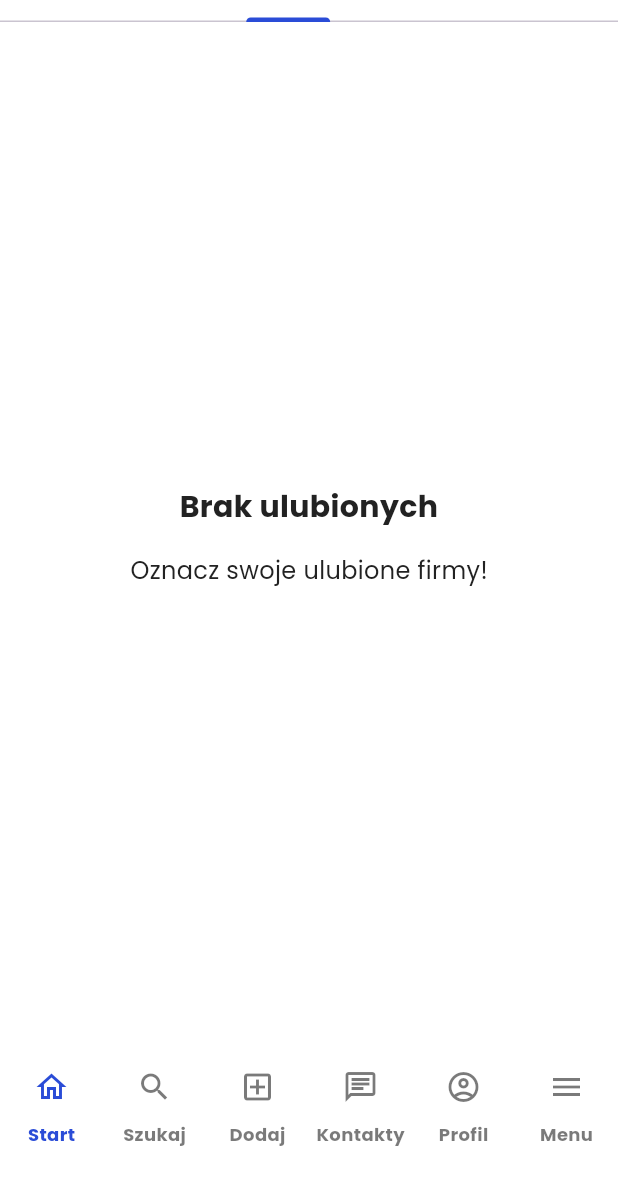
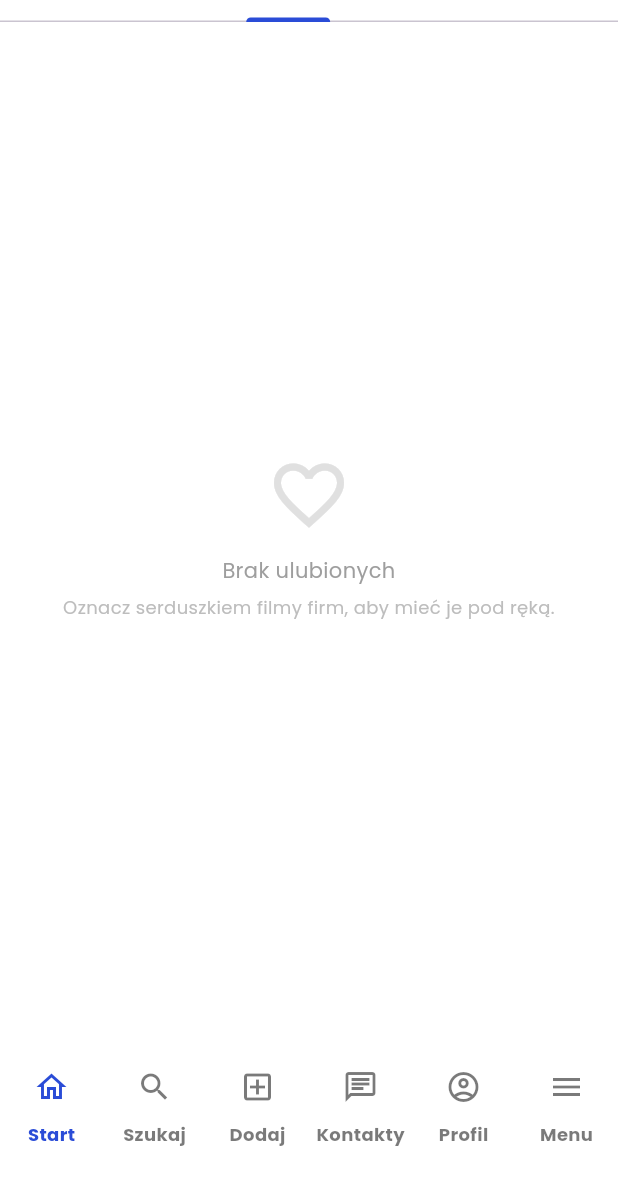
Before and after one commit to qubdud/qubdud, a Flutter app: the MainView screen opened directly, tab 2 chosen, on a phone screen of 412 x 824 dp, the part 50-1236 px from its top. Run offline on Flutter 3.47's test engine with Material 3 defaults, Android fonts, the phone set to English and light mode, and no system bars; our stand-ins replace app_links, bloc, cached_network_image, cloud_firestore, file_picker, firebase_auth and 14 more; missing offline and left inert: firebase_app_check, nominatim_flutter, video_thumbnail; accounts and stored records are empty; network calls fail; Roboto replaces fonts that are missing (FiraSans); statements that could not run were skipped.

Commit message:
Przełącznik konto firmowe/prywatne w Menu (efektywna rola isCompanyMode), Kalendarz na Starcie firmy zamiast Moich zgłoszeń, profil firmy: kalendarz tylko konfiguracja i bez Moich firm, ujednolicone zaślepki pustych list (EmptyState)

```diff
--- a/lib/feature_layer/main_screen/bloc/main_bloc.dart
+++ b/lib/feature_layer/main_screen/bloc/main_bloc.dart
@@ -13,6 +13,7 @@ import '../../../domain_layer/chat_service.dart';
 import '../../../domain_layer/domain_models/app_user.dart';
 import '../../../domain_layer/domain_models/promoVideo.dart';
 import '../../../domain_layer/firebase_service.dart';
+import '../../../shared/functions/effective_role.dart';
 import '../../../shared/functions/show_toast.dart';
 import '../../../shared/globals.dart';
 import 'main_appbar_cubit.dart';
@@ -215,6 +216,8 @@ class MainScreenBloc extends Bloc<MainScreenEvent, MainScreenState> {
       state.menuIsVisible = false;
       emit(LoadingMainScreenState());
 
+      await loadCompanyView();
+
       if (!kIsWeb) {
         if (Platform.isIOS) {
           FirebaseMessaging messaging = FirebaseMessaging.instance;
@@ -251,8 +254,9 @@ class MainScreenBloc extends Bloc<MainScreenEvent, MainScreenState> {
       state.user = userFB;
       add(GoToHomeEvent());
 
-      // Firma: powiadomienie o pilnych (24h) zgłoszeniach w pobliżu
+      // Firma (w trybie firmowym): powiadomienie o pilnych zgłoszeniach
       if (userFB.firma == true &&
+          Globals.instance.companyView &&
           userFB.companyCategory != null &&
           userFB.companyLocation != null) {
         try {
--- a/lib/feature_layer/main_screen/pages/show_request/view/show_request_page.dart
+++ b/lib/feature_layer/main_screen/pages/show_request/view/show_request_page.dart
@@ -15,6 +15,7 @@ import 'package:latlong2/latlong.dart';
 import 'package:video_player/video_player.dart';
 
 import '../../../../../../shared/widgets/loading.dart';
+import '../../../../../shared/functions/effective_role.dart';
 import '../../../../../shared/globals.dart';
 import '../../../../../shared/widgets/request_take_status.dart';
 import '../../../../../shared/widgets/w_button.dart';
@@ -313,7 +314,7 @@ class _ViewState extends State<View> {
               Builder(builder: (context) {
                 final me = context.read<MainScreenBloc>().state.user;
                 final req = Globals.instance.selectedRequest!;
-                if (me == null || me.firma != true || me.id == req.userId) {
+                if (me == null || !isCompanyMode(me) || me.id == req.userId) {
                   return const SizedBox.shrink();
                 }
                 return Padding(
--- a/lib/feature_layer/main_screen/pages/start/view/start_page.dart
+++ b/lib/feature_layer/main_screen/pages/start/view/start_page.dart
@@ -6,6 +6,8 @@ import '../../../../../../shared/globals.dart';
 import '../../../../../../shared/widgets/loading.dart';
 import '../bloc/start_page_bloc.dart';
 import '../components/moje_zgloszenia/view/show_requests_view.dart';
+import '../../profil_my/view/tab_kalendarz.dart';
+import '../../../../../shared/functions/effective_role.dart';
 import '../widgets/start_tab_favourites.dart';
 import '../widgets/start_tab_moi_klienci.dart';
 import '../widgets/start_tab_otrzymane_rec.dart';
@@ -43,7 +45,7 @@ class _ViewState extends State<_View> with SingleTickerProviderStateMixin {
     super.initState();
     final user = context.read<MainScreenBloc>().state.user;
     _isAnon = Globals.instance.anonim;
-    _isCompany = (!_isAnon) && (user?.firma ?? false);
+    _isCompany = (!_isAnon) && isCompanyMode(user);
 
     final length = _isAnon ? 1 : (_isCompany ? 5 : 3);
     _tabController = TabController(length: length, vsync: this);
@@ -75,7 +77,7 @@ class _ViewState extends State<_View> with SingleTickerProviderStateMixin {
                 : _isCompany
                 ? const [
               Tab(text: 'Otrzymane zgłoszenia'),
-              Tab(text: 'Moje zgłoszenia'),
+              Tab(text: 'Kalendarz'),
               Tab(text: 'Otrzymane recenzje'),
               Tab(text: 'Ulubione'),
               Tab(text: 'Wyszukania'),
@@ -107,9 +109,11 @@ class _ViewState extends State<_View> with SingleTickerProviderStateMixin {
     final idx = _tabController.index;
 
     if (_isCompany) {
+      final myId = context.read<MainScreenBloc>().state.user?.id ?? '';
       switch (idx) {
         case 0: return MoiKlienciTab(key: const ValueKey(0), state: state);
-        case 1: return ShowRequestsComponent(key: const ValueKey(1));
+        case 1: return TabKalendarz(
+            key: const ValueKey(1), companyId: myId, showGenerator: false);
         case 2: return StartTabOtrzymaneRecenzje(key: const ValueKey(2), state: state);
         case 3: return StartTabFavourites(key: const ValueKey(3), state: state);
         case 4: return StartTabWyszukane(key: const ValueKey(4), state: state);
--- a/lib/feature_layer/main_screen/pages/start/widgets/start_tab_favourites.dart
+++ b/lib/feature_layer/main_screen/pages/start/widgets/start_tab_favourites.dart
@@ -1,3 +1,4 @@
+import 'package:qb/shared/widgets/empty_state.dart';
 import 'package:cached_network_image/cached_network_image.dart';
 import 'package:flutter/cupertino.dart';
 import 'package:flutter/material.dart';
@@ -18,14 +19,10 @@ class StartTabFavourites extends StatelessWidget {
   @override
   Widget build(BuildContext context) {
     if (state.favVideo.isEmpty) {
-      return Center(
-        child: Column(
-          mainAxisAlignment: MainAxisAlignment.center,
-          children: [
-            WSmallLabel(text: 'Brak ulubionych'),
-            const Text('Oznacz swoje ulubione firmy!'),
-          ],
-        ),
+      return const EmptyState(
+        icon: Icons.favorite_outline,
+        title: 'Brak ulubionych',
+        subtitle: 'Oznacz serduszkiem filmy firm, aby mieć je pod ręką.',
       );
     }
 
--- a/lib/feature_layer/main_screen/view/main_page.dart
+++ b/lib/feature_layer/main_screen/view/main_page.dart
@@ -6,6 +6,8 @@ import '../../../domain_layer/chat_service.dart';
 import '../../../domain_layer/firebase_service.dart';
 
 import '../../../shared/constants.dart';
+import '../../../shared/functions/effective_role.dart';
+import '../../../shared/globals.dart';
 import '../../../shared/theme_controller.dart';
 import '../../core_screen/bloc/core_screen_bloc.dart';
 import '../bloc/main_appbar_cubit.dart';
@@ -145,6 +147,17 @@ class _MainViewState extends State<MainView> with SingleTickerProviderStateMixin
         ];
 
         List<MenuItem> menuItems = [
+          if (state.user?.firma == true)
+            MenuItem(
+                text: Globals.instance.companyView
+                    ? 'Przełącz na konto prywatne'
+                    : 'Przełącz na konto firmowe',
+                onTap: () async {
+                  await setCompanyView(!Globals.instance.companyView);
+                  if (context.mounted) {
+                    context.read<MainScreenBloc>().add(InitEvent());
+                  }
+                }),
           MenuItem(
               text: 'Regulamin',
               onTap: () {
--- a/lib/shared/globals.dart
+++ b/lib/shared/globals.dart
@@ -11,6 +11,10 @@ class Globals {
   int lastSearchIndex = 0;
 
   bool anonim = false;
+
+  /// Konto firmowe może przełączyć się na widok prywatny (user).
+  /// true = obsługuję firmę, false = działam jak zwykły user.
+  bool companyView = true;
   String kategoria = '';
   String branza = '';
   LatLng pozycja = LatLng(52.237049, 21.017532);
--- /dev/null
+++ b/lib/shared/widgets/empty_state.dart
@@ -0,0 +1,42 @@
+import 'package:flutter/material.dart';
+
+/// Jednolita zaślepka pustej listy (ikona + tytuł + opcjonalny podtytuł).
+class EmptyState extends StatelessWidget {
+  final IconData icon;
+  final String title;
+  final String? subtitle;
+
+  const EmptyState({
+    super.key,
+    required this.icon,
+    required this.title,
+    this.subtitle,
+  });
+
+  @override
+  Widget build(BuildContext context) {
+    return Center(
+      child: Padding(
+        padding: const EdgeInsets.all(24),
+        child: Column(
+          mainAxisAlignment: MainAxisAlignment.center,
+          children: [
+            Icon(icon, size: 56, color: Colors.grey.shade300),
+            const SizedBox(height: 12),
+            Text(title,
+                textAlign: TextAlign.center,
+                style:
+                    TextStyle(color: Colors.grey.shade500, fontSize: 14)),
+            if (subtitle != null) ...[
+              const SizedBox(height: 6),
+              Text(subtitle!,
+                  textAlign: TextAlign.center,
+                  style:
+                      TextStyle(color: Colors.grey.shade400, fontSize: 12)),
+            ],
+          ],
+        ),
+      ),
+    );
+  }
+}
```
Also changed, not shown: lib/feature_layer/main_screen/pages/dodaj/pages/selectror_page.dart (+4 -3 lines), lib/feature_layer/main_screen/pages/profil_my/view/profil_my_page.dart (+8 -6 lines), lib/feature_layer/main_screen/pages/profil_my/view/tab_kalendarz.dart (+18 -2 lines), lib/feature_layer/main_screen/pages/start/components/moje_zgloszenia/view/show_requests_view.dart (+11 -2 lines), lib/feature_layer/main_screen/pages/start/widgets/start_tab_moi_klienci.dart (+7 -16 lines), lib/feature_layer/main_screen/pages/start/widgets/start_tab_otrzymane_rec.dart (+5 -9 lines), lib/shared/functions/effective_role.dart (added, +19 -0 lines).
